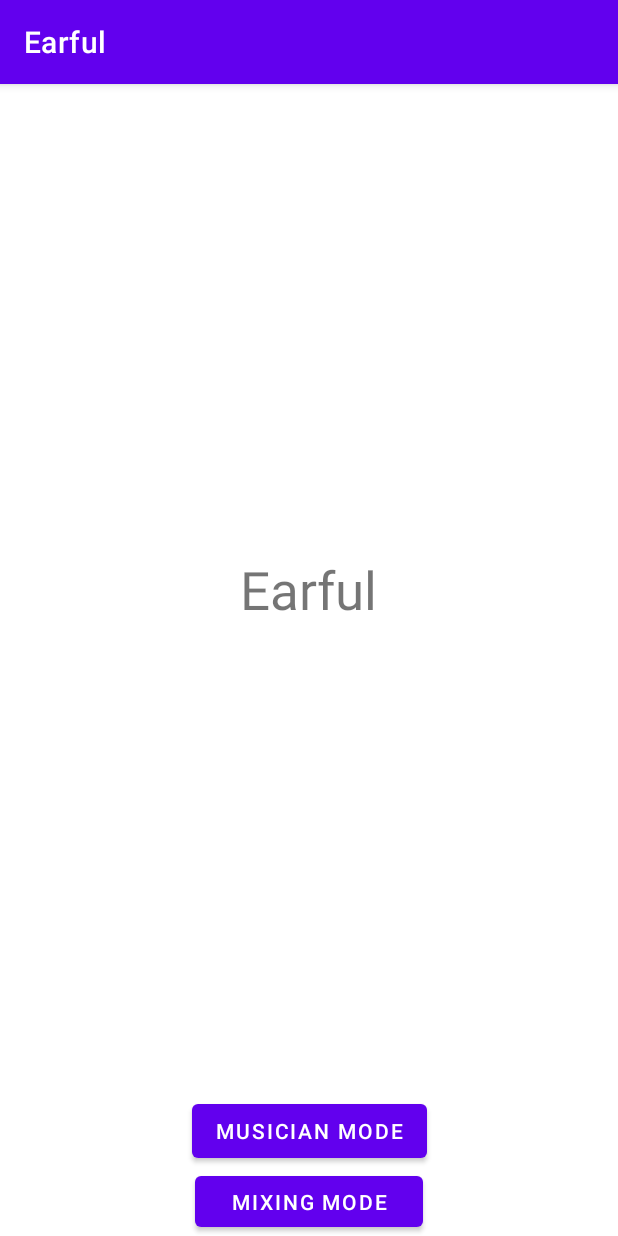
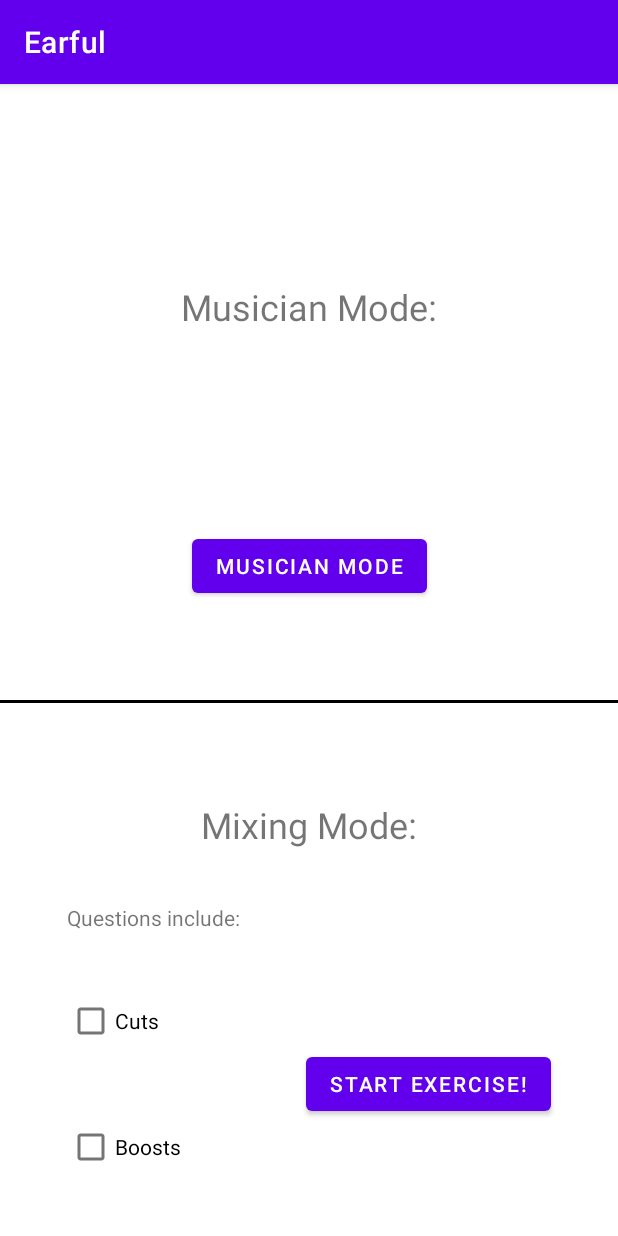
Before and after one commit to morganarielle/Earful, an Android app: the MenuActivity screen opened directly, with no data from a screen before it, on a phone screen of 412 x 824 dp. Run offline under Robolectric (Android 15) with nearby library versions, the phone set to English and light mode, and no system bars.

Commit message:
check boxes added

```diff
--- a/app/src/main/AndroidManifest.xml
+++ b/app/src/main/AndroidManifest.xml
@@ -16,7 +16,7 @@
             android:name=".MusicianActivity"
             android:exported="false" />
         <activity
-            android:name=".MainMenuActivity"
+            android:name=".MenuActivity"
             android:exported="false" />
         <activity
             android:name=".TestAudioActivity"
--- a/app/src/main/java/edu/neu/earful/MainActivity.java
+++ b/app/src/main/java/edu/neu/earful/MainActivity.java
@@ -26,7 +26,7 @@ public class MainActivity extends AppCompatActivity {
     }
 
     public void onLogIn(View view) {
-        Intent activity2Intent = new Intent(getApplicationContext(), MainMenuActivity.class);
+        Intent activity2Intent = new Intent(getApplicationContext(), MenuActivity.class);
         startActivity(activity2Intent);
     }
 
--- a/app/src/main/java/edu/neu/earful/MainMenuActivity.java
+++ b/app/src/main/java/edu/neu/earful/MenuActivity.java
@@ -6,7 +6,7 @@ import android.content.Intent;
 import android.os.Bundle;
 import android.view.View;
 
-public class MainMenuActivity extends AppCompatActivity {
+public class MenuActivity extends AppCompatActivity {
 
     @Override
     protected void onCreate(Bundle savedInstanceState) {
--- a/app/src/main/res/layout/activity_main_menu.xml
+++ b/app/src/main/res/layout/activity_main_menu.xml
@@ -4,36 +4,87 @@
     xmlns:tools="http://schemas.android.com/tools"
     android:layout_width="match_parent"
     android:layout_height="match_parent"
-    tools:context=".MainMenuActivity">
+    tools:context=".MenuActivity">
 
     <TextView
-        android:id="@+id/title"
+        android:id="@+id/musicianMode_textView"
         android:layout_width="wrap_content"
         android:layout_height="wrap_content"
-        android:text="Earful"
-        android:textSize="35dp"
-        app:layout_constraintBottom_toTopOf="@+id/musicianMode"
+        android:text="Musician Mode:"
+        android:textSize="24dp"
+        app:layout_constraintStart_toStartOf="parent"
         app:layout_constraintEnd_toEndOf="parent"
-        app:layout_constraintHorizontal_bias="0.5"
-        app:layout_constraintStart_toStartOf="parent"
-        app:layout_constraintTop_toTopOf="parent" />
+        app:layout_constraintTop_toTopOf="parent"
+        app:layout_constraintBottom_toTopOf="@id/musicianMode_button" />
+
     <Button
-        android:id="@+id/musicianMode"
+        android:id="@+id/musicianMode_button"
         android:layout_width="wrap_content"
         android:layout_height="wrap_content"
+        android:onClick="launchMusicianMode"
         android:text="Musician Mode"
-        android:onClick="launchMusicianMode"
-        app:layout_constraintBottom_toTopOf="@+id/mixingMode"
+        app:layout_constraintBottom_toTopOf="@+id/mixingMode_textView"
         app:layout_constraintEnd_toEndOf="parent"
-        app:layout_constraintStart_toStartOf="parent" />
+        app:layout_constraintStart_toStartOf="parent"
+        app:layout_constraintTop_toBottomOf="@id/musicianMode_textView" />
+
+    <View
+        android:id="@+id/divider_view"
+        android:layout_width="match_parent"
+        android:layout_height="2dp"
+        android:background="@color/black"
+        app:layout_constraintBottom_toTopOf="@id/mixingMode_textView"
+        app:layout_constraintEnd_toEndOf="parent"
+        app:layout_constraintStart_toStartOf="parent"
+        app:layout_constraintTop_toBottomOf="@id/musicianMode_button" />
+
+    <TextView
+        android:id="@+id/mixingMode_textView"
+        android:layout_width="wrap_content"
+        android:layout_height="wrap_content"
+        android:text="Mixing Mode:"
+        android:textSize="24dp"
+        app:layout_constraintStart_toStartOf="parent"
+        app:layout_constraintEnd_toEndOf="parent"
+        app:layout_constraintTop_toBottomOf="@id/musicianMode_button"
+        app:layout_constraintBottom_toTopOf="@id/start_exercise_button" />
+
+    <TextView
+        android:id="@+id/questions_include_textView"
+        android:layout_width="wrap_content"
+        android:layout_height="wrap_content"
+        android:text="Questions include:"
+        app:layout_constraintStart_toStartOf="parent"
+        app:layout_constraintEnd_toStartOf="@id/start_exercise_button"
+        app:layout_constraintBottom_toTopOf="@id/cuts_checkbox"
+        app:layout_constraintTop_toBottomOf="@id/mixingMode_textView"/>
+
+    <CheckBox
+        android:id="@+id/cuts_checkbox"
+        android:layout_width="wrap_content"
+        android:layout_height="wrap_content"
+        android:text="Cuts"
+        app:layout_constraintTop_toBottomOf="@id/questions_include_textView"
+        app:layout_constraintBottom_toTopOf="@id/boosts_checkbox"
+        app:layout_constraintStart_toStartOf="@id/questions_include_textView"/>
+
+    <CheckBox
+        android:id="@+id/boosts_checkbox"
+        android:layout_width="wrap_content"
+        android:layout_height="wrap_content"
+        android:text="Boosts"
+        app:layout_constraintBottom_toBottomOf="parent"
+        app:layout_constraintStart_toStartOf="@id/questions_include_textView"
+        app:layout_constraintTop_toBottomOf="@id/cuts_checkbox" />
 
     <Button
-        android:id="@+id/mixingMode"
-        android:layout_width="152dp"
-        android:layout_height="46dp"
-        android:text="Mixing Mode"
+        android:id="@+id/start_exercise_button"
+        android:layout_width="wrap_content"
+        android:layout_height="wrap_content"
+        android:text="Start Exercise!"
         android:onClick="launchMixingMode"
         app:layout_constraintBottom_toBottomOf="parent"
         app:layout_constraintEnd_toEndOf="parent"
-        app:layout_constraintStart_toStartOf="parent" />
+        app:layout_constraintStart_toEndOf="@id/questions_include_textView"
+        app:layout_constraintTop_toBottomOf="@id/questions_include_textView" />
 </androidx.constraintlayout.widget.ConstraintLayout>
```
